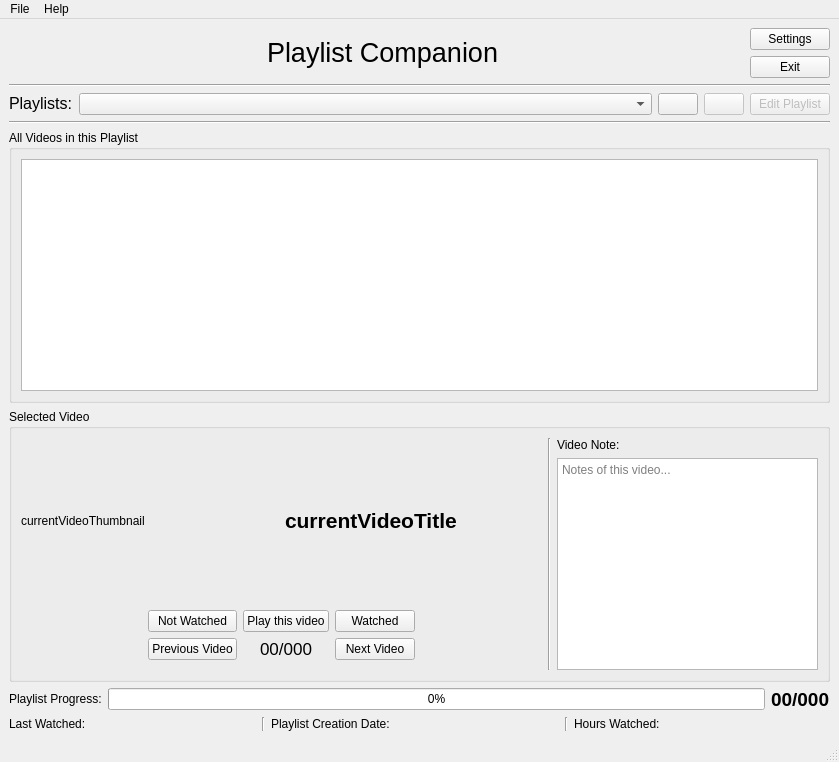
The window that src/PlaylistCompanion/mainwindow.ui (KaziRifatMorshed/Playlist-Companion) describes before a commit, drawn with Qt 5.
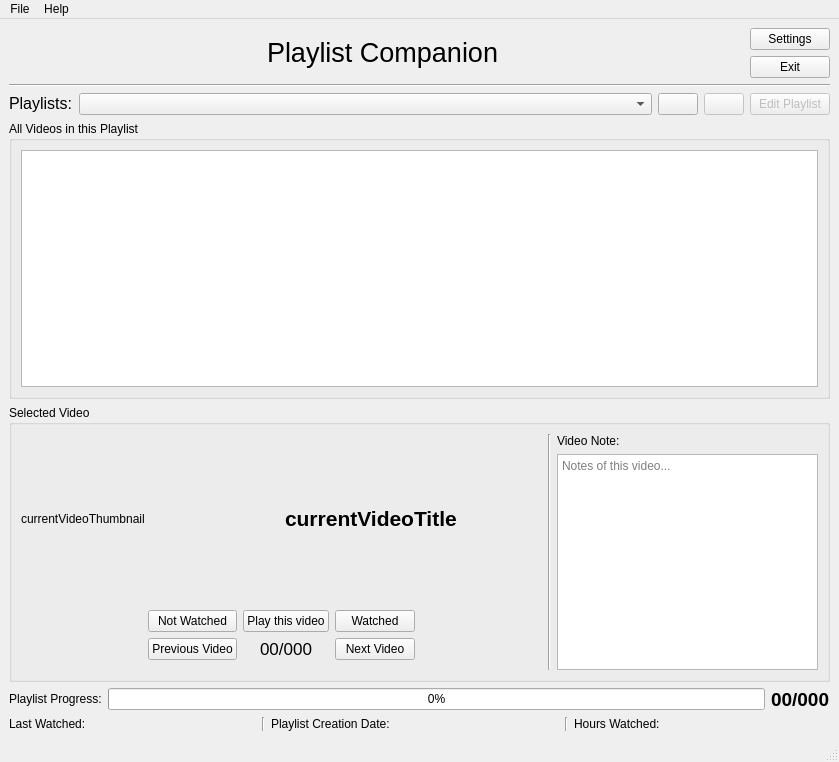
The same window after the commit. Icons and pictures are not drawn.

Commit message: button negigation working

```diff
--- a/src/PlaylistCompanion/mainwindow.ui
+++ b/src/PlaylistCompanion/mainwindow.ui
@@ -194,13 +194,6 @@
       </item>
      </layout>
     </item>
-    <item>
-     <widget class="Line" name="line_5">
-      <property name="orientation">
-       <enum>Qt::Orientation::Horizontal</enum>
-      </property>
-     </widget>
-    </item>
     <item>
      <widget class="QGroupBox" name="allVideos_groupBox">
       <property name="title">
```
Left out of the diff: 2 changed lines with no effect on the pictures. The commit also changes 2 other files.
